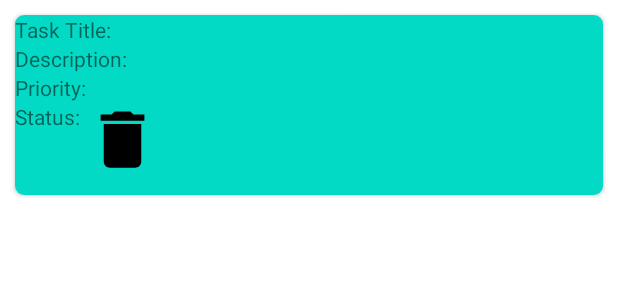
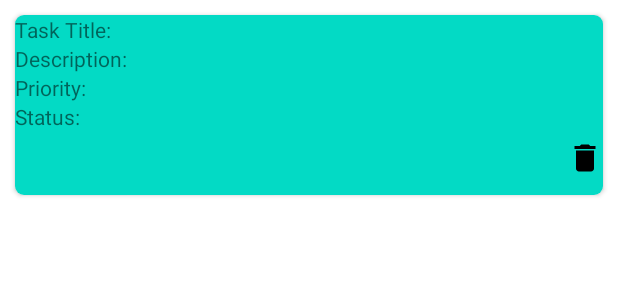
Before and after one commit to twy0622/product-backlog-app, an Android app: the layout task_card.xml on its own in the app's theme, with its tools: preview values and no code run, on a phone screen of 412 x 824 dp. Shown: the top 300 px of the screen. Run offline under Robolectric (Android 15) with nearby library versions, the phone set to English and light mode, and no system bars.

Commit message:
For the product backlog, implemented backend codes for the delete button

```diff
--- a/Projects/Software/app/src/main/java/com/example/software/provider/TaskDao.java
+++ b/Projects/Software/app/src/main/java/com/example/software/provider/TaskDao.java
@@ -15,8 +15,8 @@ public interface TaskDao {
     @Insert
     void addTask(Task task);
 
-    @Query("delete from tasks where taskName= :name")
-    void deleteTaskName(String name);
+    @Query("delete from tasks where taskId= :id")
+    void deleteById(int id);
 
     @Query("delete FROM tasks")
     void deleteAllTasks();
--- a/Projects/Software/app/src/main/java/com/example/software/provider/TaskRepository.java
+++ b/Projects/Software/app/src/main/java/com/example/software/provider/TaskRepository.java
@@ -23,8 +23,8 @@ public class TaskRepository {
         TaskDatabase.databaseWriteExecutor.execute(() -> mTaskDao.addTask(task));
     }
 
-    void deleteTaskName(String name){
-        TaskDatabase.databaseWriteExecutor.execute(() -> mTaskDao.deleteTaskName(name));
+    void deleteById(int id){
+        TaskDatabase.databaseWriteExecutor.execute(() -> mTaskDao.deleteById(id));
     }
 
     void deleteAll(){
--- a/Projects/Software/app/src/main/java/com/example/software/provider/TaskViewModel.java
+++ b/Projects/Software/app/src/main/java/com/example/software/provider/TaskViewModel.java
@@ -28,7 +28,7 @@ public class TaskViewModel extends AndroidViewModel {
         mRepository.deleteAll();
     }
 
-    public void deleteTaskName(String name){
-        mRepository.deleteTaskName(name);
+    public void deleteById(int id){
+        mRepository.deleteById(id);
     }
 }
--- a/Projects/Software/app/src/main/res/layout/product_backlog.xml
+++ b/Projects/Software/app/src/main/res/layout/product_backlog.xml
@@ -22,8 +22,8 @@
     <androidx.recyclerview.widget.RecyclerView
         android:id="@+id/task_recycler_view"
         android:layout_width="310dp"
-        android:layout_height="495dp"
-        android:layout_marginTop="88dp"
+        android:layout_height="600dp"
+        android:layout_marginTop="36dp"
         app:layout_constraintEnd_toEndOf="parent"
         app:layout_constraintHorizontal_bias="0.495"
         app:layout_constraintStart_toStartOf="parent"
--- a/Projects/Software/app/src/main/res/layout/task_card.xml
+++ b/Projects/Software/app/src/main/res/layout/task_card.xml
@@ -39,13 +39,6 @@
                 android:layout_height="wrap_content"
                 android:text="Priority: " />
 
-            <LinearLayout
-                android:layout_width="match_parent"
-                android:layout_height="match_parent"
-                android:orientation="horizontal">
-                <!--            android:padding="20dp"-->
-                <!--            android:gravity="center||left">-->
-
             <TextView
                 android:id="@+id/task_status"
                 android:layout_width="wrap_content"
@@ -54,28 +47,10 @@
 
             <ImageView
                 android:id="@+id/image_delete"
-                    android:layout_width="50dp"
-                    android:layout_height="50dp"
-                    android:src="@drawable/ic_delete"/>
-
-
-                <!--            <TextView-->
-                <!--                android:id="@+id/edit_task"-->
-                <!--                android:paddingLeft="20dp"-->
-                <!--                android:layout_width="wrap_content"-->
-                <!--                android:layout_height="wrap_content"-->
-                <!--                android:background="@color/white"-->
-                <!--                android:text="dse4cisprionw: " />-->
-                <!--            <TextView-->
-                <!--                android:id="@+id/delete_task"-->
-                <!--                android:gravity="right"-->
-                <!--                android:paddingLeft="20dp"-->
-                <!--                android:layout_width="wrap_content"-->
-                <!--                android:layout_height="wrap_content"-->
-                <!--                android:background="@color/white"-->
-                <!--                android:text="dse4cisprionw: " />-->
-
-            </LinearLayout>
+                android:layout_width="wrap_content"
+                android:layout_height="36dp"
+                android:src="@drawable/ic_delete"
+                android:layout_gravity="right"/>
 
         </LinearLayout>
 
```
Also changed, not shown: Projects/Software/app/src/main/java/com/example/software/EditTask.java (+9 -9 lines), Projects/Software/app/src/main/java/com/example/software/ProductBacklog.java (+0 -12 lines), Projects/Software/app/src/main/java/com/example/software/RecyclerViewAdapter.java (+9 -45 lines). Lines whose indentation alone changed are shown as unchanged.
